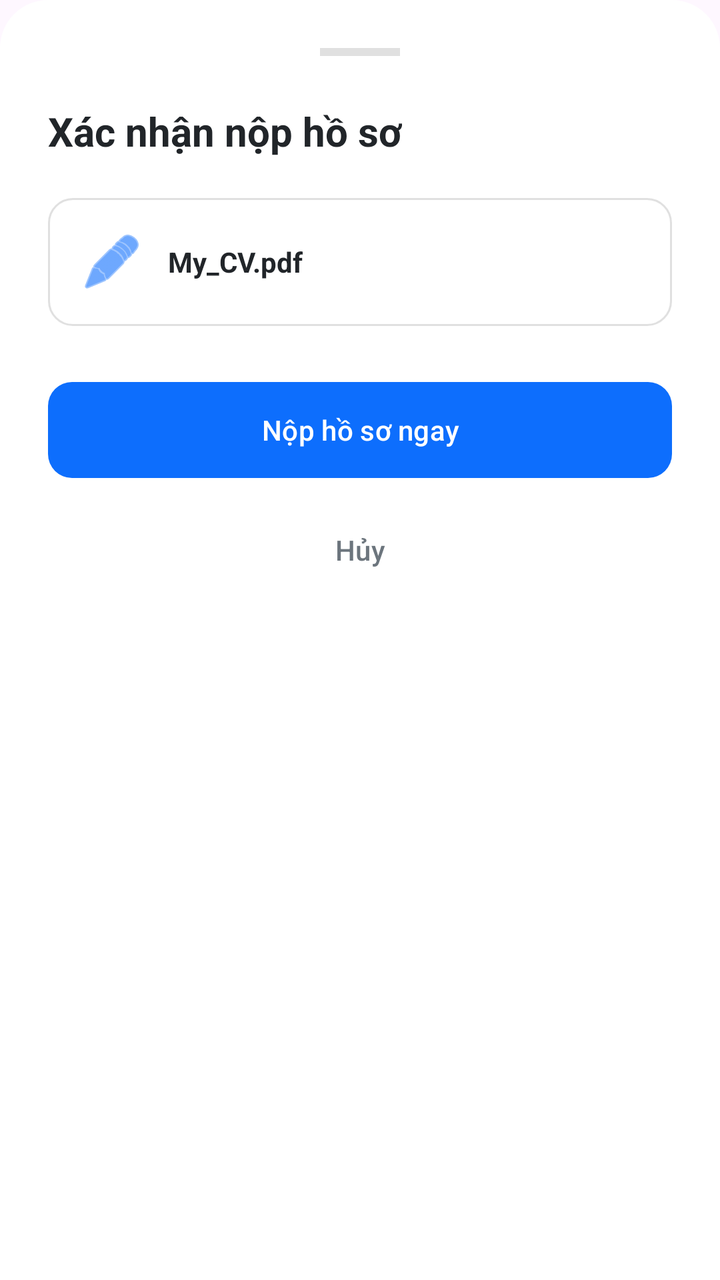
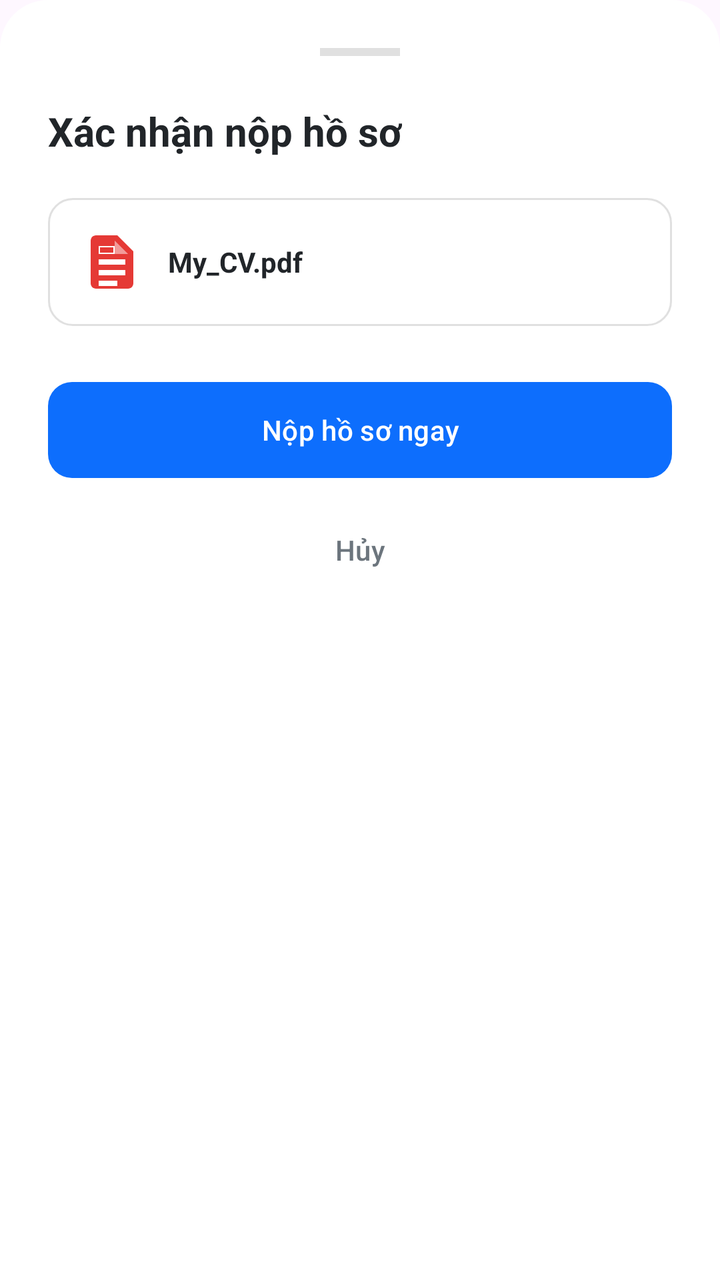

The first picture is an Android layout as it rendered before a commit; the second is the same layout after the commit. The layout source and the unified diff follow.
<!-- AndroidManifest.xml: application theme Theme.JobSearchApp -->
<!-- res/layout/dialog_apply_confirm.xml -->
<?xml version="1.0" encoding="utf-8"?>
<LinearLayout xmlns:android="http://schemas.android.com/apk/res/android"
    xmlns:app="http://schemas.android.com/apk/res-auto"
    android:layout_width="match_parent"
    android:layout_height="wrap_content"
    android:orientation="vertical"
    android:padding="24dp"
    android:background="@drawable/bg_bottom_sheet">

    <View
        android:layout_width="40dp"
        android:layout_height="4dp"
        android:layout_gravity="center"
        android:layout_marginBottom="24dp"
        android:background="@color/gray_border" />

    <TextView
        android:id="@+id/tvApplyStatus"
        android:layout_width="wrap_content"
        android:layout_height="wrap_content"
        android:text="Xác nhận nộp hồ sơ"
        android:textSize="20sp"
        android:textStyle="bold"
        android:textColor="@color/text_main" />

    <LinearLayout
        android:layout_width="match_parent"
        android:layout_height="wrap_content"
        android:layout_marginTop="20dp"
        android:background="@drawable/bg_search_bar"
        android:padding="16dp"
        android:gravity="center_vertical">

        <ImageView
            android:layout_width="32dp"
            android:layout_height="32dp"
            android:src="@android:drawable/ic_menu_edit"
            app:tint="@color/primary" />

        <TextView
            android:id="@+id/tvConfirmCvName"
            android:layout_width="wrap_content"
            android:layout_height="wrap_content"
            android:layout_marginStart="12dp"
            android:text="My_CV.pdf"
            android:textSize="14sp"
            android:textStyle="bold"
            android:textColor="@color/text_main" />
    </LinearLayout>

    <com.google.android.material.button.MaterialButton
        android:id="@+id/btnConfirmApply"
        android:layout_width="match_parent"
        android:layout_height="56dp"
        android:layout_marginTop="24dp"
        android:text="Nộp hồ sơ ngay"
        app:cornerRadius="12dp" />

    <com.google.android.material.button.MaterialButton
        android:id="@+id/btnCancelApply"
        style="@style/Widget.Material3.Button.TextButton"
        android:layout_width="match_parent"
        android:layout_height="wrap_content"
        android:layout_marginTop="8dp"
        android:text="Hủy"
        android:textColor="@color/text_sub" />

</LinearLayout>
<!-- resources referenced by this layout -->
<resources>
  <color name="gray_border">#E0E0E0</color>
  <color name="primary">#0D6EFD</color>
  <color name="text_main">#212529</color>
  <color name="text_sub">#6C757D</color>
  <!-- drawable bg_bottom_sheet (drawable) -->
  <?xml version="1.0" encoding="utf-8"?>
  <shape xmlns:android="http://schemas.android.com/apk/res/android">
      <solid android:color="@color/white" />
      <corners
          android:topLeftRadius="24dp"
          android:topRightRadius="24dp" />
  </shape>
  <!-- drawable bg_search_bar (drawable) -->
  <?xml version="1.0" encoding="utf-8"?>
  <shape xmlns:android="http://schemas.android.com/apk/res/android">
      <solid android:color="@color/white" />
      <corners android:radius="12dp" />
      <stroke android:width="1dp" android:color="@color/gray_border" />
  </shape>
  <style name="Theme.JobSearchApp" parent="Base.Theme.JobSearchApp" />
  <color name="white">#FFFFFF</color>
  <style name="Base.Theme.JobSearchApp" parent="Theme.Material3.DayNight.NoActionBar">
          
          <item name="colorPrimary">@color/primary</item>
          <item name="android:navigationBarColor">@color/white</item>
          <item name="android:statusBarColor">@color/white</item>
          <item name="android:windowLightStatusBar">true</item>
      </style>
</resources>

<!-- the commit's change to res/layout/dialog_apply_confirm.xml (unified diff, before → after) -->
@@ -34,8 +34,7 @@
         <ImageView
             android:layout_width="32dp"
             android:layout_height="32dp"
-            android:src="@android:drawable/ic_menu_edit"
-            app:tint="@color/primary" />
+            android:src="@drawable/ic_pdf_red" />
 
         <TextView
             android:id="@+id/tvConfirmCvName"
<!-- resource entries referenced after the edit -->
@@ -19,6 +19,35 @@
       <corners android:radius="12dp" />
       <stroke android:width="1dp" android:color="@color/gray_border" />
   </shape>
+  <!-- drawable ic_pdf_red (drawable) -->
+  <vector xmlns:android="http://schemas.android.com/apk/res/android"
+      android:width="24dp"
+      android:height="24dp"
+      android:viewportWidth="24"
+      android:viewportHeight="24">
+      <path
+          android:fillColor="#E53935"
+          android:pathData="M14,2H6C4.9,2 4,2.9 4,4v16c0,1.1 0.9,2 2,2h12c1.1,0 2,-0.9 2,-2V8L14,2z"/>
+      <path
+          android:fillColor="#FFFFFF"
+          android:pathData="M13,9h5l-5,-5V9z"
+          android:fillAlpha="0.5"/>
+      <path
+          android:fillColor="#FFFFFF"
+          android:pathData="M7,11h10v2H7zM7,15h10v2H7zM7,19h7v2H7z" />
+      <path
+          android:fillColor="#FFFFFF"
+          android:pathData="M9,7h2v2h-2z"
+          android:visibility="gone"/>
+      
+      <path
+          android:fillColor="#FFFFFF"
+          android:pathData="M7,6h6v3H7z"
+          android:strokeWidth="1"/>
+      <path
+          android:fillColor="#E53935"
+          android:pathData="M7.5,6.5h5v2h-5z" />
+  </vector>
   <style name="Theme.JobSearchApp" parent="Base.Theme.JobSearchApp" />
   <color name="white">#FFFFFF</color>
   <style name="Base.Theme.JobSearchApp" parent="Theme.Material3.DayNight.NoActionBar">
